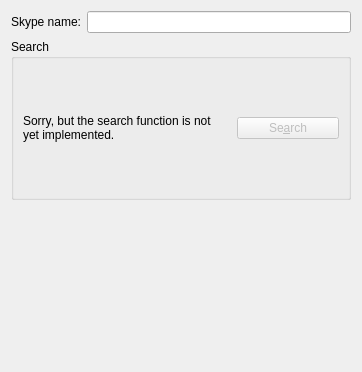
KDE/kopete, file protocols/skype/ui/skypeaddcontactbase.ui: the form before one commit.
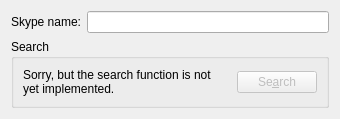
The form after the commit.

```diff
--- a/protocols/skype/ui/skypeaddcontactbase.ui
+++ b/protocols/skype/ui/skypeaddcontactbase.ui
@@ -1,15 +1,7 @@
 <ui version="4.0" >
  <class>SkypeAddContactBase</class>
- <widget class="QWidget" name="SkypeAddContactBase" >
-  <property name="geometry" >
-   <rect>
-    <x>0</x>
-    <y>0</y>
-    <width>362</width>
-    <height>372</height>
-   </rect>
-  </property>
-  <property name="windowTitle" >
+ <widget class="QWidget" name="SkypeAddContactBase">
+  <property name="windowTitle">
    <string>Add Skype Contact</string>
   </property>
   <layout class="QVBoxLayout" >
@@ -98,22 +90,6 @@
      </layout>
     </widget>
    </item>
-   <item>
-    <spacer name="spacer4" >
-     <property name="orientation" >
-      <enum>Qt::Vertical</enum>
-     </property>
-     <property name="sizeType" >
-      <enum>QSizePolicy::Expanding</enum>
-     </property>
-     <property name="sizeHint" stdset="0" >
-      <size>
-       <width>20</width>
-       <height>61</height>
-      </size>
-     </property>
-    </spacer>
-   </item>
   </layout>
  </widget>
  <resources/>
```
Left out of the diff: 53 changed lines with no effect on the pictures.
